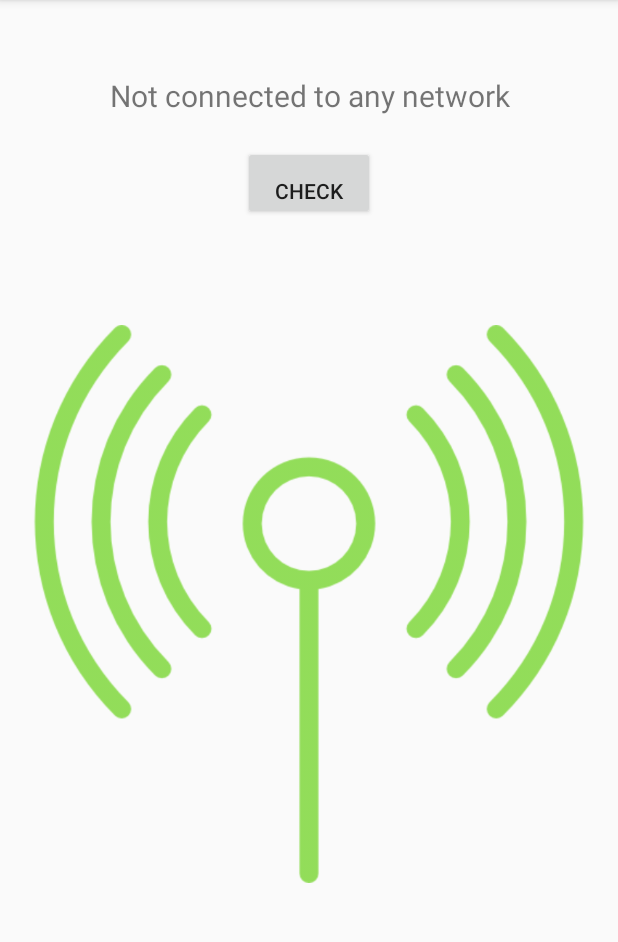
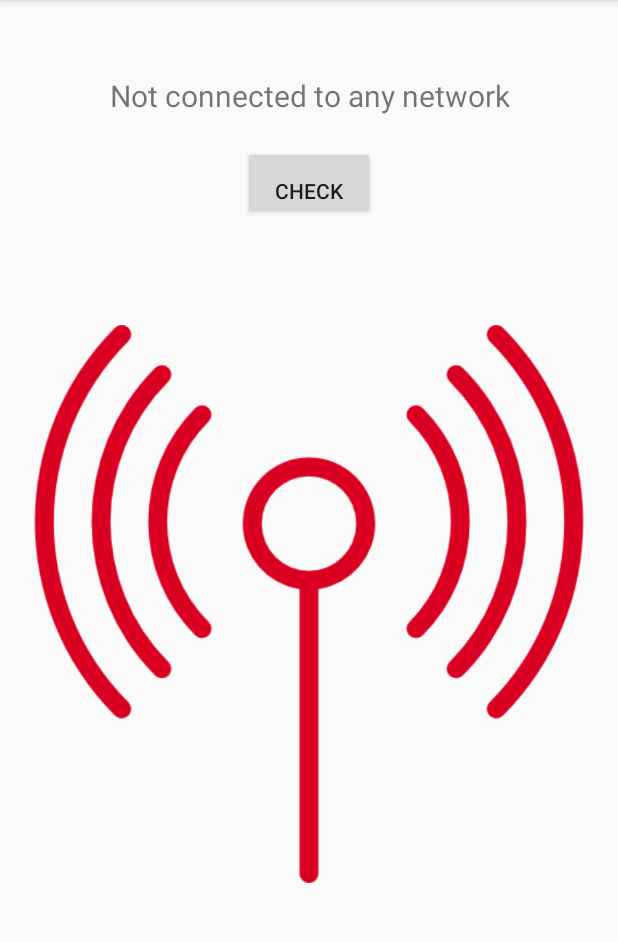
Before and after one commit to asishbm98/Wifi_Alert, an Android app: the screen it shows after launch (MainActivity), after a tap on "CHECK", on a phone screen of 412 x 824 dp, the part 84-1026 px from its top. Run offline under Robolectric (Android 15) with nearby library versions, the phone set to English and light mode, and no system bars.

Commit message:
added icons for wifi status

```diff
--- a/app/src/main/java/alert/wiifialert/MainActivity.java
+++ b/app/src/main/java/alert/wiifialert/MainActivity.java
@@ -6,6 +6,7 @@ import android.os.SystemClock;
 import android.support.v7.app.AppCompatActivity;
 import android.os.Bundle;
 import android.view.View;
+import android.widget.ImageView;
 import android.widget.TextView;
 import android.content.Context;
 import android.content.Intent;
@@ -28,6 +29,9 @@ public class MainActivity extends AppCompatActivity {
     public void scanforwifi(View view) {
         NetworkInfo wifiCheck;
         TextView textView = findViewById(R.id.ssid);
+        ImageView imageView= (ImageView) findViewById(R.id.img);
+
+
         ConnectivityManager connectionManager = (ConnectivityManager) getSystemService(Context.CONNECTIVITY_SERVICE);
         wifiCheck = connectionManager.getNetworkInfo(ConnectivityManager.TYPE_WIFI);
 
@@ -41,11 +45,16 @@ public class MainActivity extends AppCompatActivity {
 
 
         if(wifiCheck.isConnected()) {
+
+            imageView.setImageResource(R.drawable.f);
+            imageView.setImageResource(R.drawable.f);
+
             textView.setText("Connected to " + ssid);
-
             android.widget.Toast.makeText(this, "Wifi is connected", Toast.LENGTH_LONG).show();
         }
         else {
+            imageView.setImageResource(R.drawable.n_f);
+            imageView.setImageResource(R.drawable.n_f);
             textView.setText("Not connected to any network");
             android.widget.Toast.makeText(this, "Wifi is not connected", Toast.LENGTH_LONG).show();
         }
--- a/app/src/main/res/layout/activity_main.xml
+++ b/app/src/main/res/layout/activity_main.xml
@@ -30,10 +30,10 @@
         android:onClick="scanforwifi"/>
 
     <ImageView
-        android:id="@+id/button"
+        android:id="@+id/img"
         android:layout_width="wrap_content"
         android:layout_height="wrap_content"
-        android:src="@drawable/f"
+        android:src="@drawable/s"
         />
 
 </LinearLayout>
```
Also changed, not shown: app/src/main/AndroidManifest.xml (line endings or trailing spaces), app/src/main/res/drawable/s.png (added).
